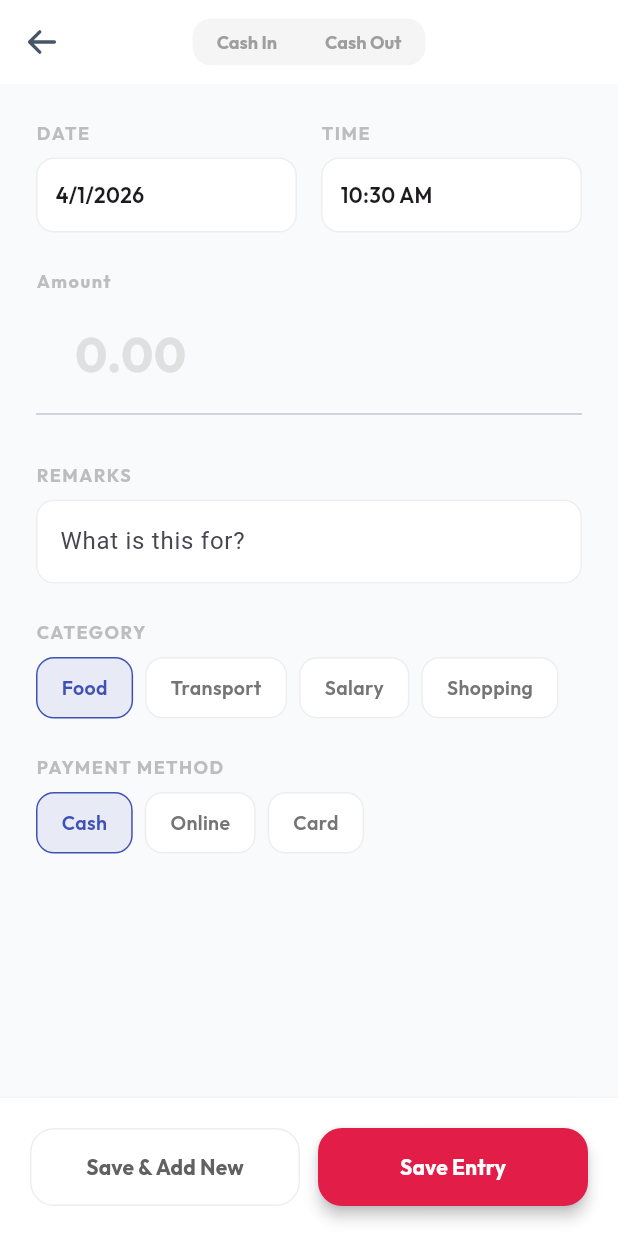
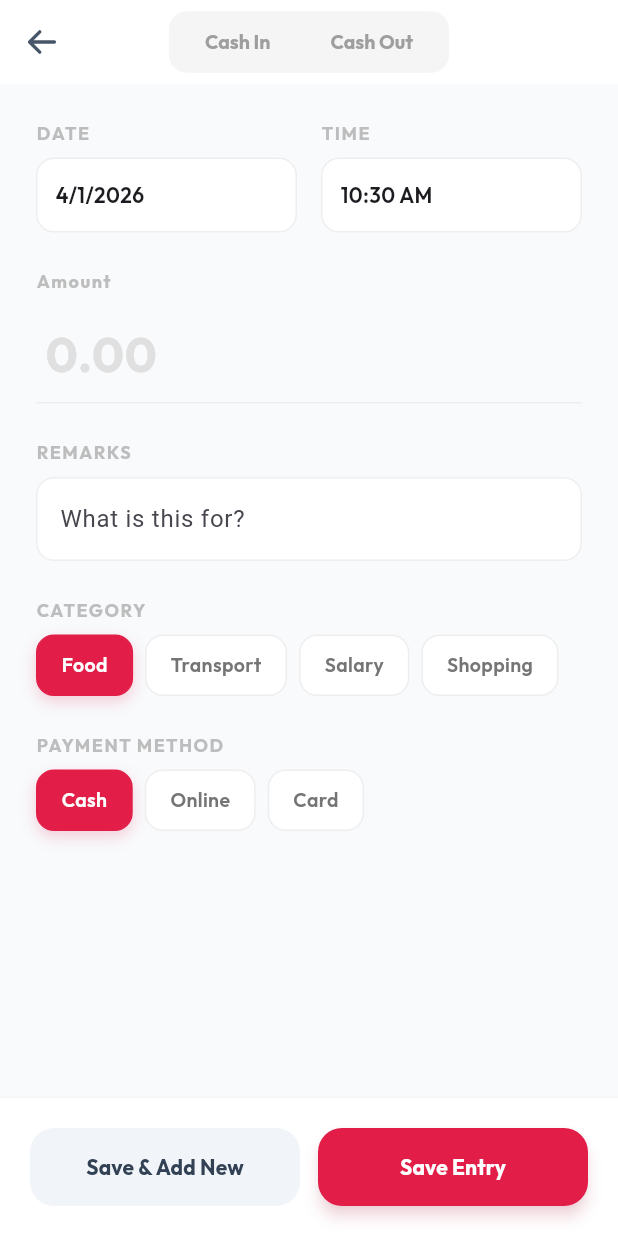
Before and after one commit to BajWarring/Sage_Books, a Flutter app: the EntryForm screen opened directly with empty values, on a phone screen of 412 x 824 dp. Run offline on Flutter 3.47's test engine with Material 3 defaults, Android fonts, the phone set to English and light mode, and no system bars; our stand-ins replace cloud_firestore, firebase_auth, firebase_core, google_fonts, google_sign_in, lottie and 1 more; accounts and stored records are empty; network calls fail.

Commit message:
Update entry_form.dart

```diff
--- a/lib/cashbook/entry_form.dart
+++ b/lib/cashbook/entry_form.dart
@@ -8,14 +8,16 @@ class EntryForm extends StatefulWidget {
   final User user;
   final String cashbookId;
   final String initialType;
-  final String? existingEntryId; // For Editing
-  final Map<String, dynamic>? existingData; // For Editing
+  final String? existingEntryId;
+  final Map<String, dynamic>? existingData;
+  final String currencySymbol; // ADDED THIS
 
   const EntryForm({
     super.key,
     required this.user,
     required this.cashbookId,
     required this.initialType,
+    required this.currencySymbol, // REQUIRED NOW
     this.existingEntryId,
     this.existingData,
   });
@@ -38,7 +40,6 @@ class _EntryFormState extends State<EntryForm> {
     super.initState();
     _type = widget.initialType;
     if (widget.existingData != null) {
-      // PRE-FILL FOR EDITING
       final data = widget.existingData!;
       _amountCtrl.text = data['amount'].toString();
       _remarksCtrl.text = data['remarks'];
@@ -63,11 +64,9 @@ class _EntryFormState extends State<EntryForm> {
 
       double currentBalance = (bookSnapshot.get('balance') ?? 0).toDouble();
 
-      // LOGIC: If Editing, reverse old transaction first
       if (widget.existingEntryId != null) {
         double oldAmount = widget.existingData!['amount'];
         String oldType = widget.existingData!['type'];
-        // Reverse old effect
         currentBalance = oldType == 'in' ? currentBalance - oldAmount : currentBalance + oldAmount;
       }
 
@@ -80,7 +79,7 @@ class _EntryFormState extends State<EntryForm> {
         'category': _category,
         'paymentMethod': _paymentMethod,
         'date': Timestamp.fromDate(fullDate),
-        'createdAt': widget.existingData?['createdAt'] ?? FieldValue.serverTimestamp(), // Keep original creation date
+        'createdAt': widget.existingData?['createdAt'] ?? FieldValue.serverTimestamp(),
       };
 
       if (widget.existingEntryId != null) {
@@ -93,7 +92,6 @@ class _EntryFormState extends State<EntryForm> {
 
     if (!mounted) return;
     if (addNew) {
-      // Reset form
       _amountCtrl.clear();
       _remarksCtrl.clear();
       ScaffoldMessenger.of(context).showSnackBar(const SnackBar(content: Text("Entry Saved! Add another.")));
@@ -105,7 +103,7 @@ class _EntryFormState extends State<EntryForm> {
   @override
   Widget build(BuildContext context) {
     final bool isIn = _type == 'in';
-    final Color mainColor = isIn ? const Color(0xFF10B981) : const Color(0xFFE11D48);
+    final Color mainColor = isIn ? const Color(0xFF059669) : const Color(0xFFE11D48); // Emerald-600 vs Rose-600
 
     return Scaffold(
       backgroundColor: const Color(0xFFF8FAFC),
@@ -113,9 +111,17 @@ class _EntryFormState extends State<EntryForm> {
         backgroundColor: Colors.white,
         elevation: 0,
         leading: IconButton(icon: Icon(PhosphorIcons.arrowLeft(PhosphorIconsStyle.bold), color: const Color(0xFF475569)), onPressed: () => Navigator.pop(context)),
+        // TOGGLE SWITCH
         title: Container(
+          padding: const EdgeInsets.all(4),
           decoration: BoxDecoration(color: Colors.grey.shade100, borderRadius: BorderRadius.circular(12)),
-          child: Row(mainAxisSize: MainAxisSize.min, children: [_buildToggleBtn("Cash In", 'in'), _buildToggleBtn("Cash Out", 'out')]),
+          child: Row(
+            mainAxisSize: MainAxisSize.min,
+            children: [
+              _buildToggleBtn("Cash In", 'in'),
+              _buildToggleBtn("Cash Out", 'out'),
+            ],
+          ),
         ),
         centerTitle: true,
       ),
@@ -132,16 +138,28 @@ class _EntryFormState extends State<EntryForm> {
             const SizedBox(height: 24),
             Text("Amount", style: GoogleFonts.outfit(fontSize: 12, fontWeight: FontWeight.bold, color: Colors.grey.shade400, letterSpacing: 1.0)),
             const SizedBox(height: 8),
+
+            // AMOUNT INPUT
             TextField(
               controller: _amountCtrl,
               keyboardType: TextInputType.number,
               style: GoogleFonts.outfit(fontSize: 32, fontWeight: FontWeight.bold, color: mainColor),
-              decoration: InputDecoration(prefixText: "\$ ", prefixStyle: GoogleFonts.outfit(fontSize: 32, fontWeight: FontWeight.bold, color: Colors.grey.shade400), border: InputBorder.none, hintText: "0.00", hintStyle: TextStyle(color: Colors.grey.shade300)),
+              decoration: InputDecoration(
+                // DYNAMIC CURRENCY SYMBOL
+                prefixText: "${widget.currencySymbol} ",
+                prefixStyle: GoogleFonts.outfit(fontSize: 32, fontWeight: FontWeight.bold, color: mainColor),
+                border: InputBorder.none,
+                hintText: "0.00",
+                hintStyle: TextStyle(color: Colors.grey.shade300)
+              ),
             ),
-            const Divider(),
+            Container(height: 1, color: Colors.grey.shade200),
             const SizedBox(height: 24),
+
             _buildInputLabel("Remarks", TextField(controller: _remarksCtrl, decoration: _inputDeco("What is this for?"))),
             const SizedBox(height: 24),
+
+            // REACTIVE CHIPS (Red/Green based on type)
             _buildInputLabel("Category", Wrap(spacing: 8, children: ['Food', 'Transport', 'Salary', 'Shopping'].map((c) => _buildChip(c, _category == c, (val) => setState(() => _category = val))).toList())),
             const SizedBox(height: 24),
             _buildInputLabel("Payment Method", Wrap(spacing: 8, children: ['Cash', 'Online', 'Card'].map((c) => _buildChip(c, _paymentMethod == c, (val) => setState(() => _paymentMethod = val))).toList())),
@@ -154,18 +172,32 @@ class _EntryFormState extends State<EntryForm> {
         decoration: BoxDecoration(color: Colors.white, border: Border(top: BorderSide(color: Colors.grey.shade100))),
         child: Row(
           children: [
+            // SAVE & ADD NEW (Neutral Style)
             Expanded(
               child: ElevatedButton(
                 onPressed: () => _saveEntry(addNew: true),
-                style: ElevatedButton.styleFrom(backgroundColor: Colors.white, foregroundColor: Colors.grey.shade700, elevation: 0, padding: const EdgeInsets.symmetric(vertical: 16), shape: RoundedRectangleBorder(borderRadius: BorderRadius.circular(16), side: BorderSide(color: Colors.grey.shade200))),
+                style: ElevatedButton.styleFrom(
+                  backgroundColor: const Color(0xFFF1F5F9), // Slate 100
+                  foregroundColor: const Color(0xFF334155), // Slate 700
+                  elevation: 0,
+                  padding: const EdgeInsets.symmetric(vertical: 16),
+                  shape: RoundedRectangleBorder(borderRadius: BorderRadius.circular(16)),
+                ),
                 child: Text("Save & Add New", style: GoogleFonts.outfit(fontWeight: FontWeight.bold)),
               ),
             ),
             const SizedBox(width: 12),
+            // SAVE ENTRY (Colored Style)
             Expanded(
               child: ElevatedButton(
                 onPressed: () => _saveEntry(addNew: false),
-                style: ElevatedButton.styleFrom(backgroundColor: mainColor, padding: const EdgeInsets.symmetric(vertical: 16), shape: RoundedRectangleBorder(borderRadius: BorderRadius.circular(16)), elevation: 4),
+                style: ElevatedButton.styleFrom(
+                  backgroundColor: mainColor,
+                  padding: const EdgeInsets.symmetric(vertical: 16),
+                  shape: RoundedRectangleBorder(borderRadius: BorderRadius.circular(16)),
+                  elevation: 4,
+                  shadowColor: mainColor.withOpacity(0.3)
+                ),
                 child: Text("Save Entry", style: GoogleFonts.outfit(fontWeight: FontWeight.bold, color: Colors.white)),
               ),
             ),
@@ -175,23 +207,59 @@ class _EntryFormState extends State<EntryForm> {
     );
   }
 
-  // ... (Keep existing Helper Widgets: _buildToggleBtn, _buildInputLabel, _inputDeco, _buildChip, _buildDatePicker, _buildTimePicker) ...
+  // --- WIDGET HELPERS ---
+
   Widget _buildToggleBtn(String text, String val) {
     bool isSelected = _type == val;
+    Color activeColor = val == 'in' ? const Color(0xFF059669) : const Color(0xFFE11D48);
     return GestureDetector(
       onTap: () => setState(() => _type = val),
-      child: Container(padding: const EdgeInsets.symmetric(horizontal: 16, vertical: 8), decoration: BoxDecoration(color: isSelected ? (val == 'in' ? const Color(0xFF10B981) : const Color(0xFFE11D48)) : Colors.transparent, borderRadius: BorderRadius.circular(10)), child: Text(text, style: GoogleFonts.outfit(fontWeight: FontWeight.bold, fontSize: 12, color: isSelected ? Colors.white : Colors.grey.shade500))),
+      child: AnimatedContainer(
+        duration: const Duration(milliseconds: 200),
+        padding: const EdgeInsets.symmetric(horizontal: 20, vertical: 8),
+        decoration: BoxDecoration(
+          color: isSelected ? activeColor : Colors.transparent,
+          borderRadius: BorderRadius.circular(10),
+          boxShadow: isSelected ? [BoxShadow(color: activeColor.withOpacity(0.3), blurRadius: 8, offset: const Offset(0, 4))] : []
+        ),
+        child: Text(text, style: GoogleFonts.outfit(fontWeight: FontWeight.bold, fontSize: 13, color: isSelected ? Colors.white : Colors.grey.shade500)),
+      ),
     );
   }
+
   Widget _buildInputLabel(String label, Widget child) {
     return Column(crossAxisAlignment: CrossAxisAlignment.start, children: [Text(label.toUpperCase(), style: GoogleFonts.outfit(fontSize: 12, fontWeight: FontWeight.bold, color: Colors.grey.shade400, letterSpacing: 1.0)), const SizedBox(height: 8), child]);
   }
+
   InputDecoration _inputDeco(String hint) {
     return InputDecoration(hintText: hint, filled: true, fillColor: Colors.white, border: OutlineInputBorder(borderRadius: BorderRadius.circular(12), borderSide: BorderSide(color: Colors.grey.shade200)), enabledBorder: OutlineInputBorder(borderRadius: BorderRadius.circular(12), borderSide: BorderSide(color: Colors.grey.shade200)));
   }
+
+  // UPDATED CHIP: REACTS TO TYPE COLOR
   Widget _buildChip(String label, bool isActive, Function(String) onTap) {
-    return GestureDetector(onTap: () => onTap(label), child: AnimatedContainer(duration: const Duration(milliseconds: 200), padding: const EdgeInsets.symmetric(horizontal: 16, vertical: 10), decoration: BoxDecoration(color: isActive ? Colors.indigo.shade50 : Colors.white, border: Border.all(color: isActive ? Colors.indigo : Colors.grey.shade200), borderRadius: BorderRadius.circular(12)), child: Text(label, style: GoogleFonts.outfit(fontWeight: FontWeight.w600, fontSize: 13, color: isActive ? Colors.indigo : Colors.grey.shade600))));
+    final bool isIn = _type == 'in';
+    // Active Colors: Emerald for IN, Rose for OUT
+    final Color activeBg = isIn ? const Color(0xFF059669) : const Color(0xFFE11D48);
+    final Color activeText = Colors.white;
+    final Color inactiveBorder = Colors.grey.shade200;
+
+    return GestureDetector(
+      onTap: () => onTap(label),
+      child: AnimatedContainer(
+        duration: const Duration(milliseconds: 200),
+        padding: const EdgeInsets.symmetric(horizontal: 16, vertical: 10),
+        decoration: BoxDecoration(
+          color: isActive ? activeBg : Colors.white,
+          border: Border.all(color: isActive ? activeBg : inactiveBorder),
+          borderRadius: BorderRadius.circular(12),
+          boxShadow: isActive ? [BoxShadow(color: activeBg.withOpacity(0.2), blurRadius: 8, offset: const Offset(0, 4))] : [],
+        ),
+        child: Text(label, style: GoogleFonts.outfit(fontWeight: FontWeight.w600, fontSize: 13, color: isActive ? activeText : Colors.grey.shade600)),
+      ),
+    );
   }
+
+  // DATE & TIME PICKERS (Same as before)
   Widget _buildDatePicker() {
     return GestureDetector(onTap: () async { final d = await showDatePicker(context: context, initialDate: _selectedDate, firstDate: DateTime(2020), lastDate: DateTime(2030)); if (d != null) setState(() => _selectedDate = d); }, child: Container(height: 50, decoration: BoxDecoration(color: Colors.white, borderRadius: BorderRadius.circular(12), border: Border.all(color: Colors.grey.shade200)), alignment: Alignment.centerLeft, padding: const EdgeInsets.symmetric(horizontal: 12), child: Text("${_selectedDate.day}/${_selectedDate.month}/${_selectedDate.year}", style: GoogleFonts.outfit(fontWeight: FontWeight.w600))));
   }
```
